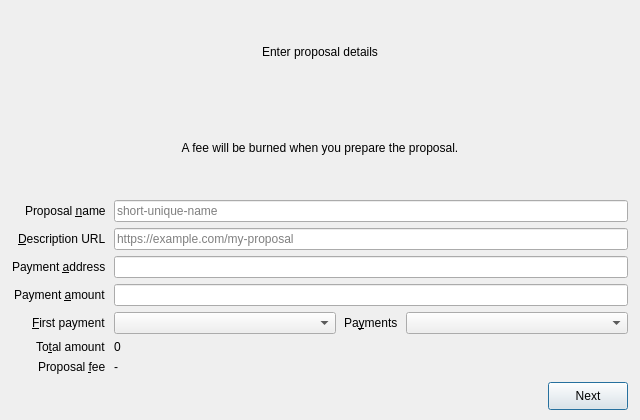
The window that src/qt/forms/proposalwizard.ui (orinverse/orin) describes before a commit, drawn with Qt 5.
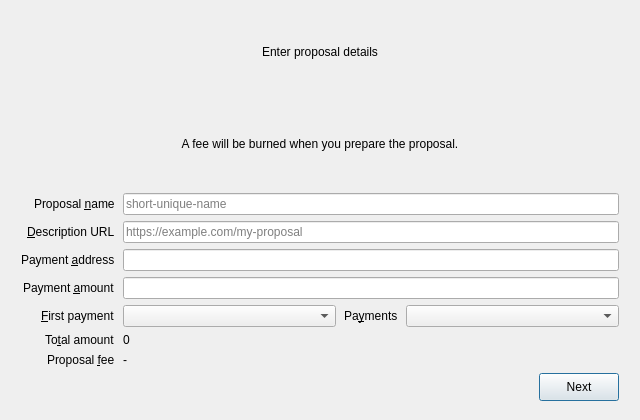
The same window after the commit. Custom widgets are drawn as their Qt base class.

Commit message: style: make margins match on all governance wizard screens

```diff
--- a/src/qt/forms/proposalwizard.ui
+++ b/src/qt/forms/proposalwizard.ui
@@ -33,21 +33,6 @@
     <widget class="QStackedWidget" name="stackedWidget">
      <widget class="QWidget" name="pageDetails">
       <layout class="QVBoxLayout" name="detailsLayout">
-       <property name="leftMargin">
-        <number>0</number>
-       </property>
-       <property name="topMargin">
-        <number>8</number>
-       </property>
-        <property name="rightMargin">
-        <number>0</number>
-       </property>
-       <property name="bottomMargin">
-        <number>0</number>
-       </property>
-       <property name="spacing">
-        <number>8</number>
-       </property>
        <item>
         <widget class="QLabel" name="labelHeader">
          <property name="text">
```
